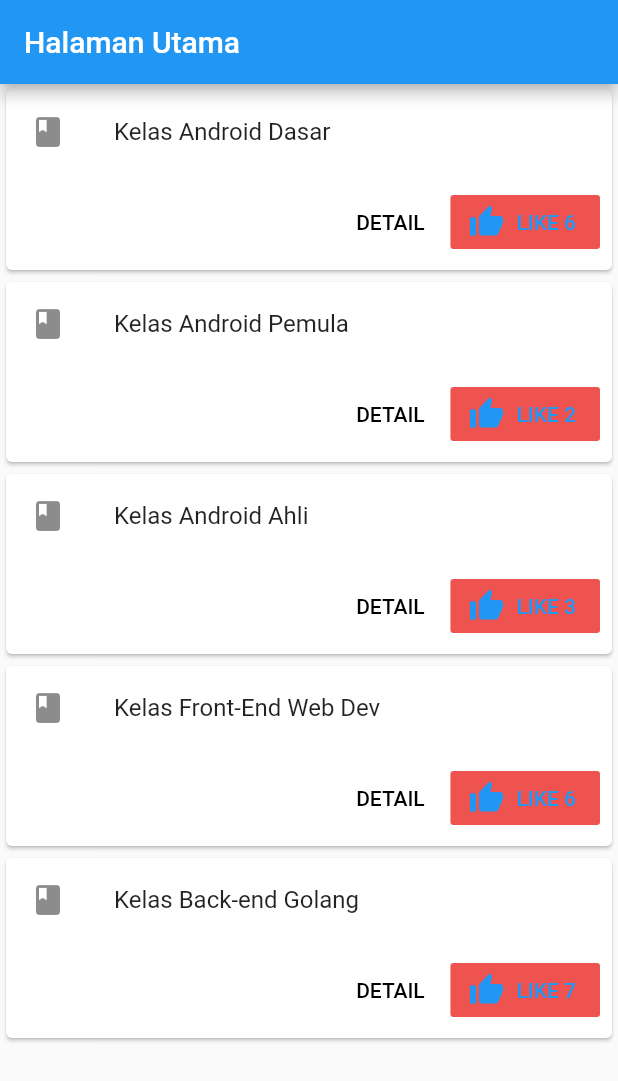
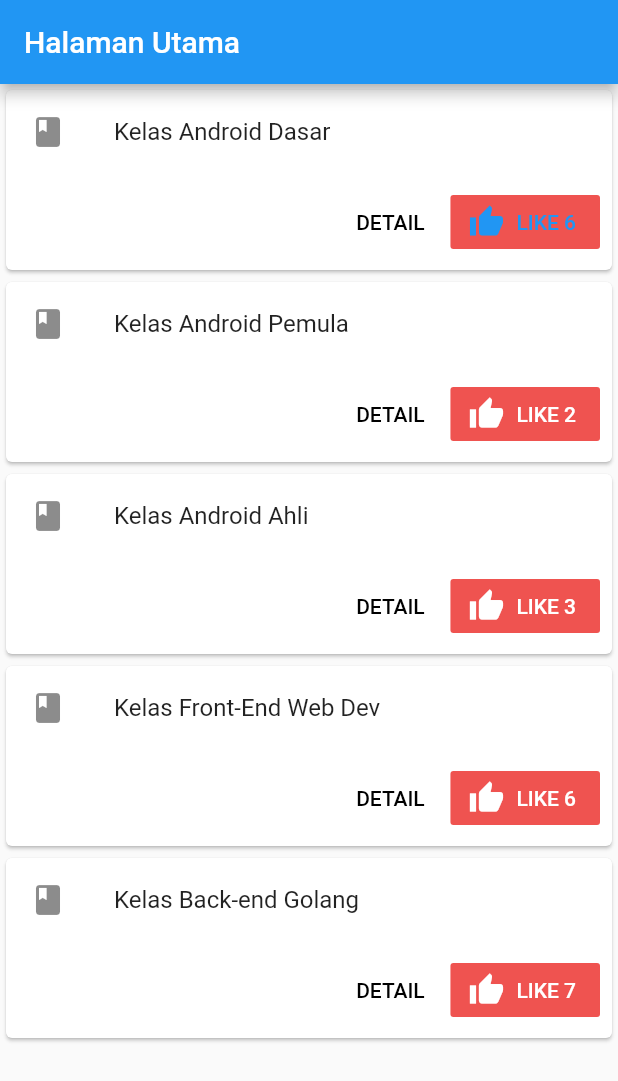
Before and after one commit to TangguhDP/Lihat-Kursus, a Flutter app: the screen it shows after launch, after a tap on an icon or button, on a phone screen of 412 x 824 dp. Shown: the top 1081 px of the screen. Run offline on Flutter 3.47's test engine with Material 2 defaults, Android fonts, the phone set to English and light mode, and no system bars.

Commit message:
Update main.dart
fix some bugs

```diff
--- a/lib/main.dart
+++ b/lib/main.dart
@@ -26,6 +26,7 @@ class Courses {
   String title;
   String link;
   int votes;
+  bool isClicked = false;
   Courses(this.id, this.title, this.link, this.votes);
 }
 
@@ -44,7 +45,7 @@ class _MyHomePageState extends State<MyHomePage> {
   ];
   static const nonActiveColor = Colors.white;
   static const activeColor = Colors.blue;
-  bool isClicked = false;
+  // bool isClicked = false;
   @override
   Widget build(BuildContext context) {
     return Scaffold(
@@ -72,25 +73,24 @@ class _MyHomePageState extends State<MyHomePage> {
                         FlatButton.icon(
                           icon: Icon(
                             Icons.thumb_up,
-                            color: isClicked == true
-                                ? activeColor
-                                : nonActiveColor,
+                            color:
+                                course.isClicked ? activeColor : nonActiveColor,
                           ),
                           label: Text(
                             'LIKE ' + course.votes.toString(),
                             style: TextStyle(
-                                color: isClicked == true
+                                color: course.isClicked == true
                                     ? activeColor
                                     : nonActiveColor),
                           ),
                           color: Colors.red[400],
                           onPressed: () {
                             setState(() {
-                              if (isClicked == false) {
-                                isClicked = true;
+                              if (course.isClicked == false) {
+                                course.isClicked = true;
                                 course.votes++;
                               } else {
-                                isClicked = false;
+                                course.isClicked = false;
                                 course.votes--;
                               }
                             });
```
